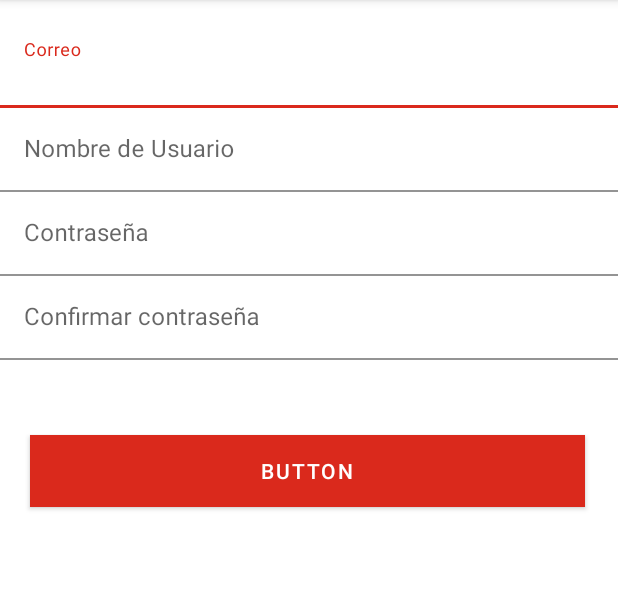
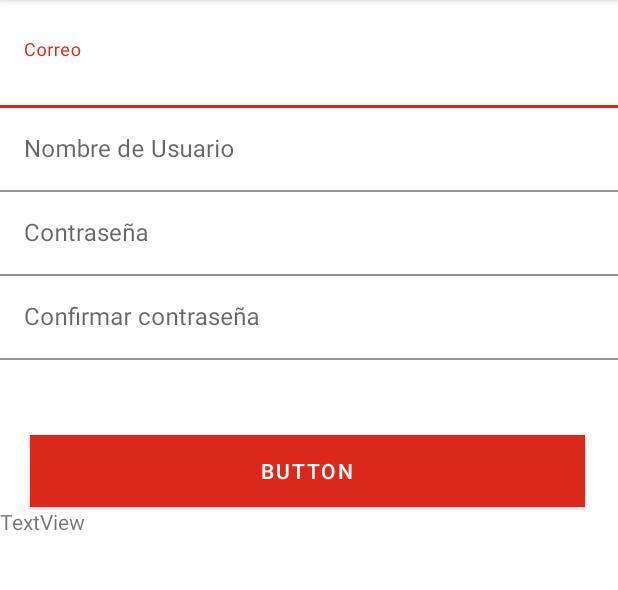
Before and after one commit to A01749373/DibujandoUnManana, an Android app: the fragment CrearCuenta shown on its own in the app's theme, on a phone screen of 412 x 824 dp, the part 84-674 px from its top. Run offline under Robolectric (Android 15) with nearby library versions, the phone set to English and light mode, and no system bars.

Commit message:
update de vista Crear Cuenta, bindin y métodos para mandar información

```diff
--- a/app/src/main/java/mx/itesm/dibujandounmaana/CrearCuenta.kt
+++ b/app/src/main/java/mx/itesm/dibujandounmaana/CrearCuenta.kt
@@ -1,29 +1,45 @@
 package mx.itesm.dibujandounmaana
 
-import androidx.lifecycle.ViewModelProvider
 import android.os.Bundle
-import androidx.fragment.app.Fragment
 import android.view.LayoutInflater
 import android.view.View
 import android.view.ViewGroup
+import androidx.fragment.app.Fragment
+import androidx.fragment.app.viewModels
+import mx.itesm.dibujandounmaana.databinding.NavCrearCuentaBinding
 
 class CrearCuenta: Fragment() {
-    companion object {
-        fun newInstance() = CrearCuenta()
-    }
 
-    private lateinit var viewModel: CrearCuentaVM
+    private val viewModel: CrearCuentaVM by viewModels()
+
+    private lateinit var binding: NavCrearCuentaBinding
 
     override fun onCreateView(
         inflater: LayoutInflater, container: ViewGroup?,
         savedInstanceState: Bundle?
     ): View? {
-        return inflater.inflate(R.layout.nav_crear_cuenta, container, false)
+        binding = NavCrearCuentaBinding.inflate(layoutInflater)
+        return binding.root
     }
 
-    override fun onActivityCreated(savedInstanceState: Bundle?) {
-        super.onActivityCreated(savedInstanceState)
-        viewModel = ViewModelProvider(this).get(CrearCuentaVM::class.java)
-        // TODO: Use the ViewModel
+    override fun onViewCreated(view: View, savedInstanceState: Bundle?) {
+        super.onViewCreated(view, savedInstanceState)
+
+        configurarObservadores()
+        configurarEventos()
+    }
+
+    private fun configurarEventos() {
+        binding.btnEnviar.setOnClickListener {
+            val nuevoUsuario = Usuario(binding.etCorreo.text.toString())
+
+            viewModel.enviarUsuario(nuevoUsuario)
+        }
+    }
+
+    private fun configurarObservadores() {
+        viewModel.respuesta.observe(viewLifecycleOwner) { respuesta ->
+            binding.tvEstado.text = respuesta
+        }
     }
 }
--- a/app/src/main/java/mx/itesm/dibujandounmaana/CrearCuentaVM.kt
+++ b/app/src/main/java/mx/itesm/dibujandounmaana/CrearCuentaVM.kt
@@ -11,7 +11,7 @@ class CrearCuentaVM : ViewModel()
 {
     val respuesta = MutableLiveData<String>()
 
-    fun enviarAlumno(usuario: Usuario) {
+    fun enviarUsuario(usuario: Usuario) {
         println(Gson().toJson(JsonUsuario(usuario)))
         val call = RetrofitInstance.servicioUsuarioApi.enviarUsuario(JsonUsuario(usuario))
         call.enqueue(object: Callback<String> {
--- a/app/src/main/java/mx/itesm/dibujandounmaana/RetrofitInstance.kt
+++ b/app/src/main/java/mx/itesm/dibujandounmaana/RetrofitInstance.kt
@@ -8,7 +8,7 @@ object RetrofitInstance {
     private val retrofit: Retrofit by lazy {
 
         Retrofit.Builder()
-            .baseUrl("http://localhost:8080")     // Localhost de la máquina donde corre el simulador
+            .baseUrl("http://172.17.80.1:8080")     // Localhost de la máquina donde corre el simulador
             .addConverterFactory(ScalarsConverterFactory.create())      // String. Int, etc
             .addConverterFactory(GsonConverterFactory.create())         // Json
             .build()
--- a/app/src/main/res/layout/nav_crear_cuenta.xml
+++ b/app/src/main/res/layout/nav_crear_cuenta.xml
@@ -20,6 +20,7 @@
             android:backgroundTint="#FFFFFF">
 
             <com.google.android.material.textfield.TextInputEditText
+                android:id="@+id/etCorreo"
                 android:layout_width="match_parent"
                 android:layout_height="wrap_content"
                 android:background="#FFFFFF"
@@ -80,6 +81,12 @@
             android:background="@color/white"
             android:backgroundTint="#FF0000"
             android:text="Button" />
+
+        <TextView
+            android:id="@+id/tvEstado"
+            android:layout_width="match_parent"
+            android:layout_height="wrap_content"
+            android:text="TextView" />
     </LinearLayout>
 
 </androidx.constraintlayout.widget.ConstraintLayout>
```
